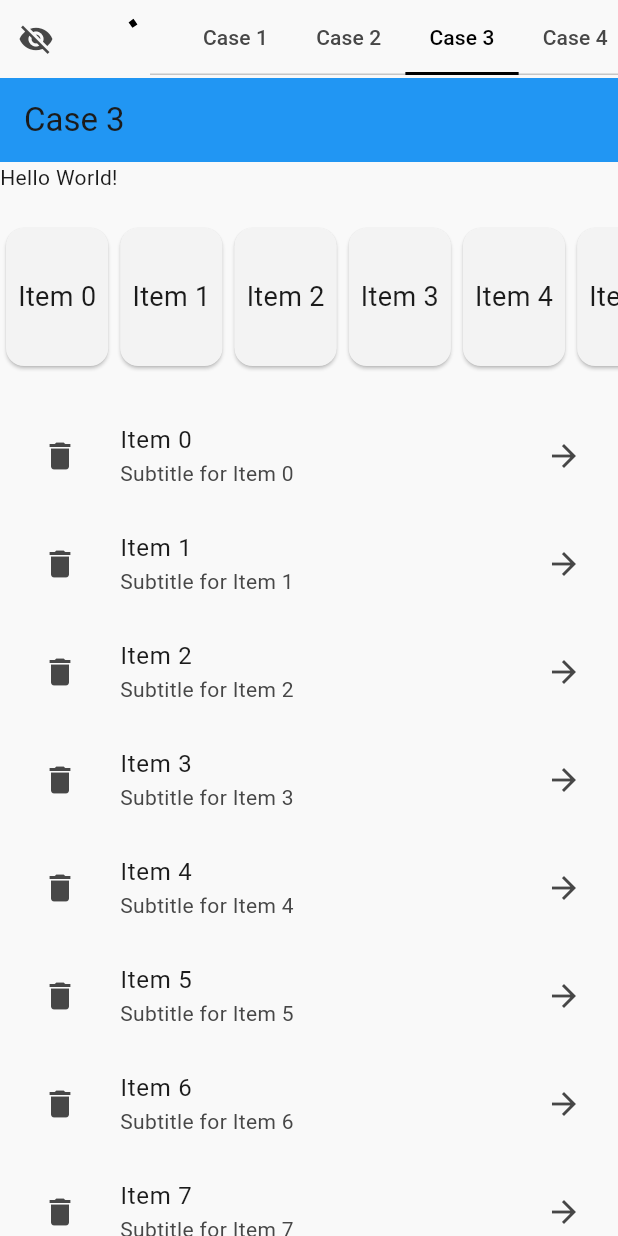
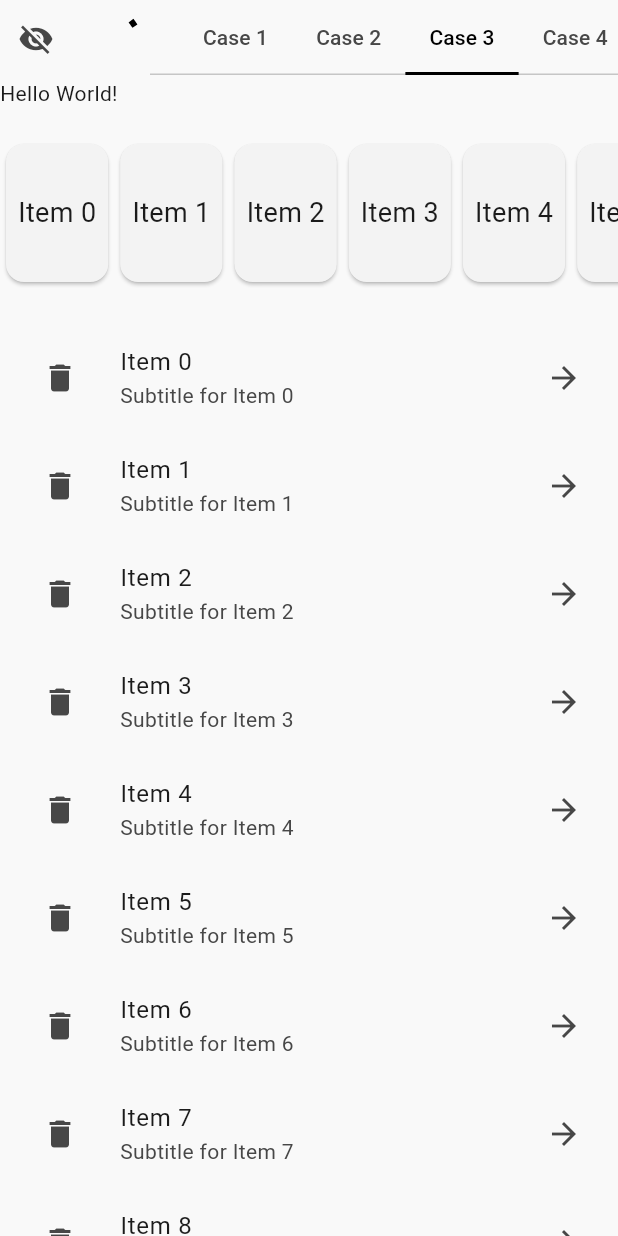
Before and after one commit to hawkkiller/scrolling_olx_live, a Flutter app: the screen it shows after launch, tab 3 chosen, on a phone screen of 412 x 824 dp. Run offline on Flutter 3.47's test engine with Material 3 defaults, Android fonts, the phone set to English and light mode, and no system bars.

Commit message:
Add new case files for scrolling examples and update main imports

```diff
--- a/lib/case2.dart
+++ b/lib/case_2.dart
@@ -1,7 +1,9 @@
 import 'package:flutter/material.dart';
 
 /// ListView (without builder) with large content.
-/// Also, talk about [ListView.itemExtent]
+///
+/// Replace with [ListView.builder], talk about [ListView.itemExtent];
+/// Use [CustomScrollView] for implementing the same layout.
 class Case2 extends StatefulWidget {
   const Case2({super.key});
 
--- a/lib/case3.dart
+++ b/lib/case_3.dart
@@ -1,6 +1,8 @@
 import 'package:flutter/material.dart';
 
 /// ListView with horizontal scroll and a vertical list
+///
+/// Replace with [CustomScrollView].
 class Case3 extends StatefulWidget {
   const Case3({super.key});
 
@@ -21,10 +23,6 @@ class _Case3State extends State<Case3> {
   Widget build(BuildContext context) {
     return ListView(
       children: [
-        AppBar(
-          title: Text('Case 3'),
-          backgroundColor: Colors.blue,
-        ),
         Text('Hello World!'),
         SizedBox(height: 20),
         SizedBox(
@@ -47,7 +45,7 @@ class _Case3State extends State<Case3> {
             },
           ),
         ),
-        SizedBox(height: 20),
+        SizedBox(height: 24),
         ListView.builder(
           shrinkWrap: true,
           physics: NeverScrollableScrollPhysics(),
--- a/lib/case4.dart
+++ b/lib/case_4.dart
@@ -3,6 +3,8 @@ import 'package:flutter/material.dart';
 /// - Padding applied to the entire screen.
 /// - Sticky headers for each section.
 /// - Each section has a title and a list of items.
+///
+/// Replace with [CustomScrollView], [SliverList], [SliverMainAxisGroup], [SliverAppBar].
 class Case4 extends StatelessWidget {
   const Case4({super.key});
 
```
Also changed, not shown: lib/case1.dart (deleted, +0 -29 lines), lib/case_1.dart (added, +25 -0 lines), lib/main.dart (+4 -5 lines).
